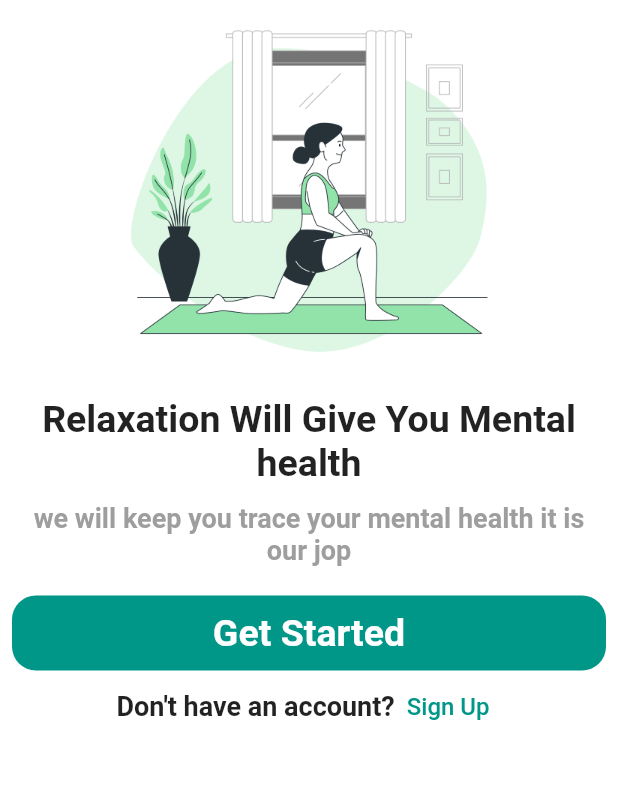
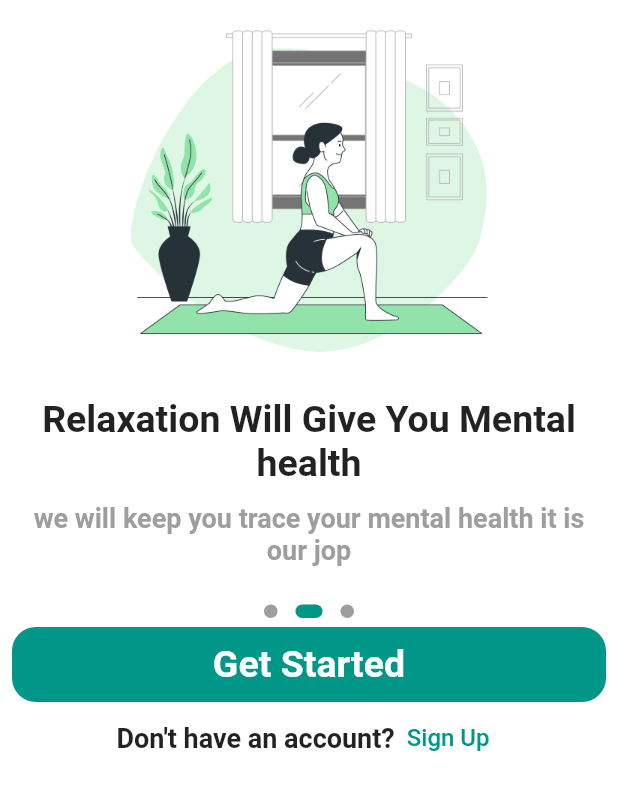
Before and after one commit to MoustafaSaid/Algoriza-task-1, a Flutter app: the screen it shows after launch, swiped to page 2, on a phone screen of 412 x 824 dp, the part 216-1026 px from its top. Run offline on Flutter 3.47's test engine with Material 2 defaults, Android fonts, the phone set to English and light mode, and no system bars; drawn by our look-alikes of dots_indicator; our stand-ins replace country_code_picker.

```diff
--- a/lib/screens/onboardig_screen.dart
+++ b/lib/screens/onboardig_screen.dart
@@ -1,3 +1,6 @@
+import 'dart:async';
+
+import 'package:dots_indicator/dots_indicator.dart';
 import 'package:flutter/material.dart';
 import 'package:flutter/services.dart';
 
@@ -41,6 +44,23 @@ class _OnBoardingScreenState extends State<OnBoardingScreen> {
         details:
             'it would take you five minutes every single day not more for a good fit body and clear mind'),
   ];
+  int currentIndex = 0;
+
+  @override
+  void initState() {
+    super.initState();
+    Timer.periodic(const Duration(seconds: 5), (timer) {
+      if (currentIndex < 3) {
+        currentIndex++;
+        pageController.animateToPage(currentIndex,
+            duration: const Duration(seconds: 5), curve: Curves.easeIn);
+      }else{
+        currentIndex=0;
+      }
+    });
+  }
+
+  final pageController = PageController();
 
   @override
   Widget build(BuildContext context) {
@@ -79,6 +99,12 @@ class _OnBoardingScreenState extends State<OnBoardingScreen> {
         ],
       ),
       body: PageView(
+        controller: pageController,
+        onPageChanged: (value) {
+          setState(() {
+            currentIndex = value;
+          });
+        },
         children: myData
             .map((item) => MediaQuery.of(context).orientation ==
                     Orientation.portrait
@@ -129,6 +155,17 @@ class _OnBoardingScreenState extends State<OnBoardingScreen> {
                           const SizedBox(
                             height: 20,
                           ),
+                          DotsIndicator(
+                            dotsCount: myData.length,
+                            position: currentIndex.toDouble(),
+                            decorator: DotsDecorator(
+                              activeColor: Colors.teal,
+                              size:  Size.square(9.0),
+                                activeSize:  Size(18.0, 9.0),
+                              activeShape: RoundedRectangleBorder(borderRadius: BorderRadius.circular(5)),
+
+                          ),
+                          ),
                           Container(
                             decoration: BoxDecoration(
                                 color: Colors.teal,
@@ -159,8 +196,8 @@ class _OnBoardingScreenState extends State<OnBoardingScreen> {
                               ),
                               TextButton(
                                   onPressed: () {
-                                  Navigator.pushReplacementNamed(context, '/register');
-
+                                    Navigator.pushReplacementNamed(
+                                        context, '/register');
                                   },
                                   child: const Text(
                                     "Sign Up",
--- a/pubspec.yaml
+++ b/pubspec.yaml
@@ -35,6 +35,7 @@ dependencies:
   # Use with the CupertinoIcons class for iOS style icons.
   cupertino_icons: ^1.0.2
   country_code_picker: ^2.0.2
+  dots_indicator: ^2.1.0
 
 dev_dependencies:
   flutter_test:
```
Also changed, not shown: pubspec.lock. Lines whose indentation alone changed are shown as unchanged.
